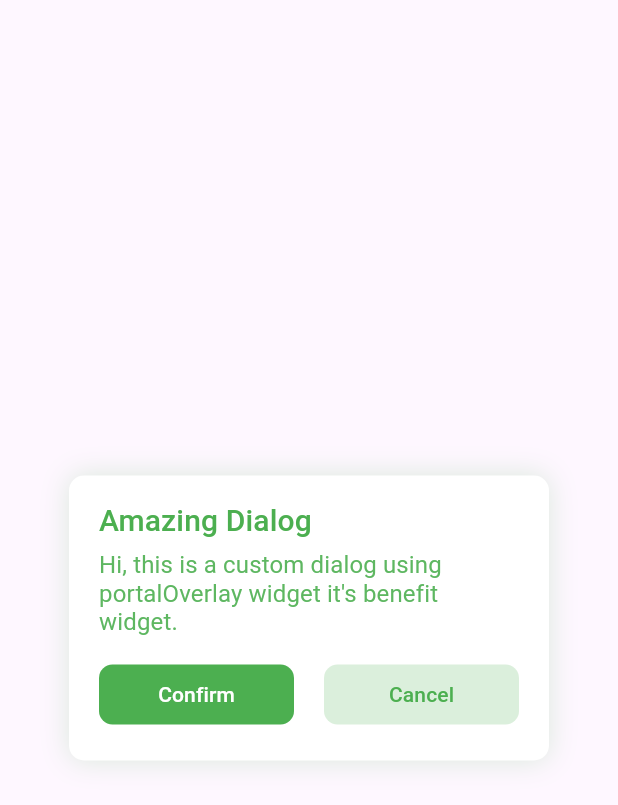
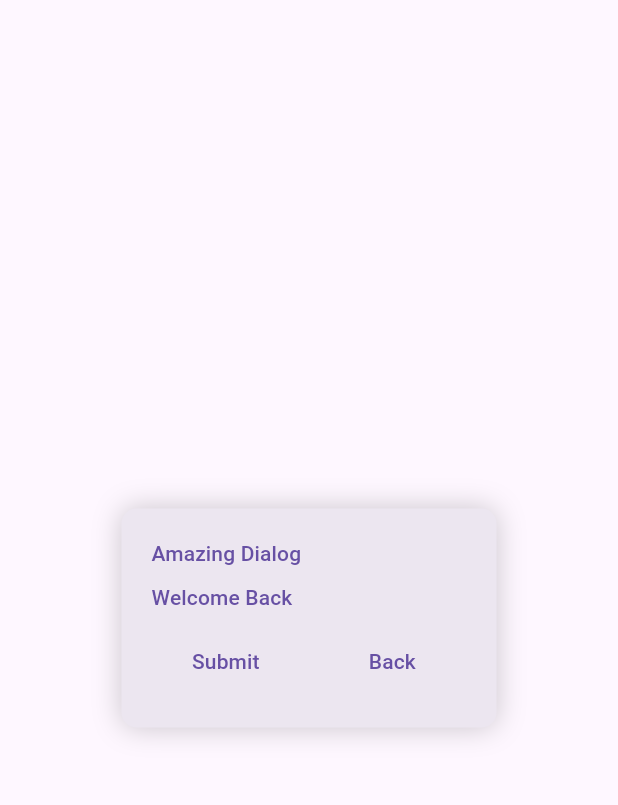
Before and after one commit to ahmedjihad2024/amazing_dialog, a Flutter app: the screen it shows after launch, after a tap on "Click Me", on a phone screen of 412 x 824 dp. Shown: the top 805 px of the screen. Run offline on Flutter 3.47's test engine with Material 3 defaults, Android fonts, the light colour scheme and no system bars.

Commit message:
UPDATE confirm dialog

```diff
--- a/lib/amazing_dialog/amazing_dialog.dart
+++ b/lib/amazing_dialog/amazing_dialog.dart
@@ -2,14 +2,12 @@ import 'dart:async';
 
 import 'package:flutter/cupertino.dart';
 import 'package:flutter/material.dart';
-import 'package:flutter/painting.dart';
 import 'package:flutter/rendering.dart';
-import 'package:flutter/widgets.dart';
 
 part 'models.dart';
 part 'dialogs/confirm_dialog.dart';
 
-typedef BuilderFactory<TT> = Widget Function(TT animations);
+typedef BuilderFactory<TT> = Widget Function(BuildContext context, TT animations);
 typedef OnDialogOpened<TT> = TT Function(TickerProvider vsync);
 typedef OnDialogClosed<TT> = Future<void> Function(TT animations);
 
@@ -121,6 +119,6 @@ class _AmazingOverlayWidgetState<TT extends Animations> extends State<AmazingOve
 
   @override
   Widget build(BuildContext context) {
-    return widget.builder(animations);
+    return widget.builder(context, animations);
   }
 }
--- a/lib/amazing_dialog/dialogs/confirm_dialog.dart
+++ b/lib/amazing_dialog/dialogs/confirm_dialog.dart
@@ -3,9 +3,40 @@ part of '../amazing_dialog.dart';
 class ConfirmDialog extends StatelessWidget {
   OverlayController overlayController;
   Widget child;
+  String titleText;
+  String contentText;
+  String confirmButtonText;
+  String cancelButtonText;
+  TextStyle? titleTextStyle;
+  TextStyle? contentTextStyle;
+  TextStyle? confirmButtonTextStyle;
+  TextStyle? cancelButtonTextStyle;
+  Color? backgroundColor;
+  BoxShadow? boxShadow;
+  EdgeInsets? padding;
+  BorderRadius? borderRadius;
+  double? width;
+
 
   ConfirmDialog(
-      {super.key, required this.child, required this.overlayController});
+      {
+        super.key,
+        required this.overlayController,
+        required this.titleText,
+        required this.contentText,
+        required this.confirmButtonText,
+        required this.cancelButtonText,
+        required this.child,
+        this.width,
+        this.titleTextStyle,
+        this.contentTextStyle,
+        this.cancelButtonTextStyle,
+        this.confirmButtonTextStyle,
+        this.backgroundColor,
+        this.boxShadow,
+        this.padding,
+        this.borderRadius
+      });
 
   @override
   Widget build(BuildContext context) {
@@ -30,7 +61,8 @@ class ConfirmDialog extends StatelessWidget {
     );
   }
 
-  Widget builder(OneAnimation animations) {
+  Widget builder(BuildContext context, OneAnimation animations) {
+    ThemeData theme = Theme.of(context);
     return Center(
       child: Column(
         mainAxisAlignment: MainAxisAlignment.center,
@@ -38,35 +70,34 @@ class ConfirmDialog extends StatelessWidget {
           AnimatedBuilder(
               animation: animations.animation,
               builder: (context, _) {
-                ThemeData theme = Theme.of(context);
                 return Container(
                   transform: Matrix4.translationValues(
                       0, animations.animation.value as double, 0),
-                  padding: const EdgeInsets.all(20),
-                  width: 320,
+                  padding: padding ?? const EdgeInsets.all(15),
+                  width: width ?? 320,
                   // height: 170,
                   alignment: Alignment.center,
                   decoration: BoxDecoration(
                       borderRadius: BorderRadius.circular(10),
-                      color: Colors.white,
+                      color: theme.dialogTheme.backgroundColor ?? theme.colorScheme.surfaceContainerHigh,
                       boxShadow: [
-                        BoxShadow(
-                            color: Colors.green.withOpacity(.2),
+                        boxShadow ?? BoxShadow(
+                            color: (theme.dialogTheme.shadowColor ?? Colors.transparent).withOpacity(.2),
                             offset: const Offset(0, 0),
                             blurRadius: 16)
                       ]),
                   child: Column(
                     children: [
-                      const Row(
+                      Row(
                         children: [
                           Text(
-                            "Amazing Dialog",
-                            style: TextStyle(color: Colors.green, fontSize: 20, height: 1 ,fontWeight: FontWeight.w500),
+                            titleText,
+                            style: titleTextStyle ?? theme.dialogTheme.titleTextStyle,
                           )
                         ],
                       ),
                       const SizedBox(
-                        height: 10,
+                        height: 9,
                       ),
                       Row(
                         children: [
@@ -74,52 +105,37 @@ class ConfirmDialog extends StatelessWidget {
                             child: OverflowBox(
                               fit: OverflowBoxFit.deferToChild,
                                 child: Text(
-                              "Hi, this is a custom dialog using portalOverlay widget it's benefit widget.",
-                              style: TextStyle(
-                                  color: Colors.green.withOpacity(.9), fontSize: 16, height: 1.2, fontWeight: FontWeight.normal),
+                              contentText,
+                              style: contentTextStyle ?? theme.dialogTheme.contentTextStyle,
                             )),
                           )
                         ],
                       ),
                       const SizedBox(
-                        height: 15,
+                        height: 9,
                       ),
                       Row(
                         children: [
                           Expanded(
                             child: TextButton(
                               onPressed: overlayController.hide,
-                              style: ButtonStyle(
-                                  fixedSize: const WidgetStatePropertyAll(
-                                      Size(double.infinity, 40)),
-                                  backgroundColor: WidgetStatePropertyAll(
-                                      Colors.green.withOpacity(1)),
-                                  shape: WidgetStatePropertyAll(
-                                      RoundedRectangleBorder(
-                                          borderRadius: BorderRadius.circular(9)))),
-                              child: const Text(
-                                "Confirm",
-                                style: TextStyle(color: Colors.white, fontSize: 14),
+                              style: theme.textButtonTheme.style,
+                              child: Text(
+                                confirmButtonText,
+                                style: contentTextStyle,
                               ),
                             ),
                           ),
                           const SizedBox(
-                            width: 20,
+                            width: 12,
                           ),
                           Expanded(
                             child: TextButton(
                               onPressed: overlayController.hide,
-                              style: ButtonStyle(
-                                  fixedSize: const WidgetStatePropertyAll(
-                                      Size(double.infinity, 40)),
-                                  backgroundColor: WidgetStatePropertyAll(
-                                      Colors.green.withOpacity(.2)),
-                                  shape: WidgetStatePropertyAll(
-                                      RoundedRectangleBorder(
-                                          borderRadius: BorderRadius.circular(9)))),
-                              child: const Text(
-                                "Cancel",
-                                style: TextStyle(color: Colors.green, fontSize: 14),
+                              style: theme.textButtonTheme.style,
+                              child: Text(
+                               cancelButtonText,
+                                style: cancelButtonTextStyle,
                               ),
                             ),
                           ),
--- a/lib/main.dart
+++ b/lib/main.dart
@@ -13,6 +13,15 @@ class MyApp extends StatelessWidget {
   Widget build(BuildContext context) {
     return MaterialApp(
       home: MyHomePage(),
+      theme: ThemeData(
+        primaryColor: Colors.brown,
+        primaryColorLight: Colors.white
+      ),
+      themeMode: ThemeMode.light,
+      darkTheme: ThemeData(
+          primaryColor: Colors.white,
+          primaryColorLight: Colors.brown
+      ),
     );
   }
 }
@@ -33,10 +42,16 @@ class _MyHomePageState extends State<MyHomePage> {
           onPressed: overlayController.show,
           child: ConfirmDialog(
             overlayController: overlayController,
+            titleText: 'Amazing Dialog',
+            contentText: 'Welcome Back',
+            confirmButtonText: 'Submit',
+            cancelButtonText: 'Back',
+            width: 250,
+            padding: const EdgeInsets.symmetric(horizontal: 20, vertical: 20),
             child: const Text("Click Me"),
           ),
         ),
-      ), // This trailing comma makes auto-formatting nicer for build methods.
+      ),
     );
   }
 }
```
